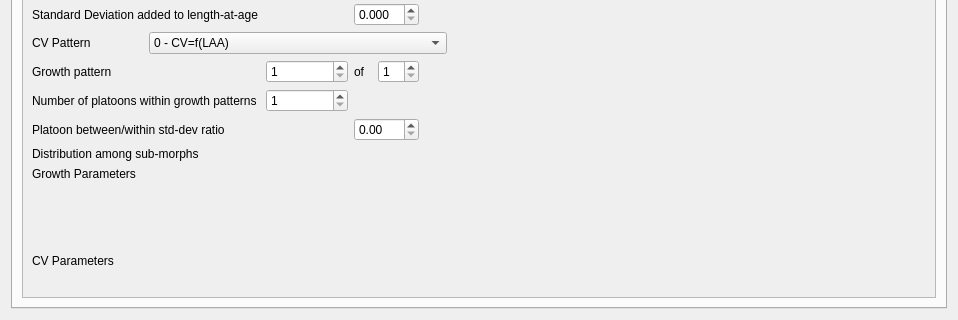
Old version of the form src/population_widget.ui in the repository nmfs-ost/ss3-ssi; both pictures show x 0 to 958 and y 260 to 580 of the 958 by 580 pixel window.
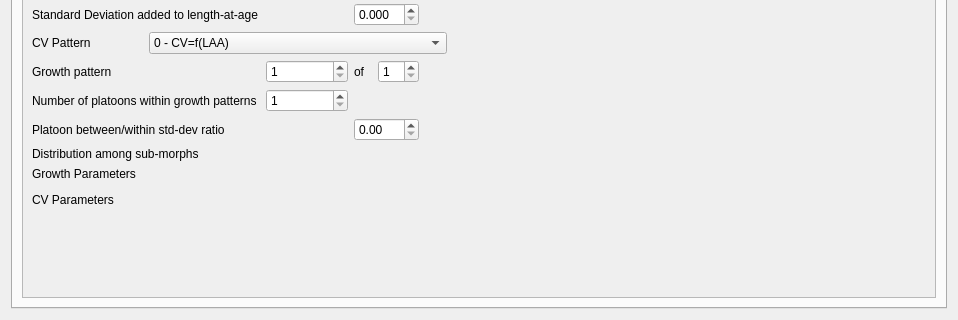
New version of the form. The open tabs and pages were chosen to show the change. Icons and pictures are not drawn.

Commit message:
Added setHeight to tableview.
setHeight(rows) and setHeight(tablemodel, deltarows) added

The edit to the form file:
```diff
--- a/src/population_widget.ui
+++ b/src/population_widget.ui
@@ -962,9 +962,9 @@
           <property name="geometry">
            <rect>
             <x>0</x>
-            <y>-33</y>
+            <y>-1</y>
             <width>885</width>
-            <height>465</height>
+            <height>433</height>
            </rect>
           </property>
           <layout class="QVBoxLayout" name="verticalLayout_16">
@@ -994,7 +994,7 @@
                </property>
               </widget>
              </item>
-             <item row="13" column="1" rowspan="4" colspan="8">
+             <item row="13" column="1" rowspan="2" colspan="8">
               <layout class="QVBoxLayout" name="verticalLayout_growth_params"/>
              </item>
              <item row="12" column="0" colspan="2">
@@ -1083,7 +1083,7 @@
                </item>
               </widget>
              </item>
-             <item row="16" column="0">
+             <item row="18" column="0">
               <spacer name="verticalSpacer">
                <property name="orientation">
                 <enum>Qt::Vertical</enum>
@@ -1096,13 +1096,6 @@
                </property>
               </spacer>
              </item>
-             <item row="14" column="0">
-              <widget class="QLabel" name="label_growth_params_spacer3">
-               <property name="text">
-                <string/>
-               </property>
-              </widget>
-             </item>
              <item row="9" column="2">
               <widget class="QSpinBox" name="spinBox_growth_pattern">
                <property name="minimum">
@@ -1244,7 +1237,7 @@
                </property>
               </widget>
              </item>
-             <item row="15" column="0">
+             <item row="17" column="0">
               <spacer name="verticalSpacer_6">
                <property name="orientation">
                 <enum>Qt::Vertical</enum>
@@ -1270,21 +1263,17 @@
                </property>
               </spacer>
              </item>
-             <item row="17" column="0">
+             <item row="15" column="0">
               <widget class="QLabel" name="label_cv_parameters">
                <property name="text">
                 <string>CV Parameters</string>
                </property>
-              </widget>
-             </item>
-             <item row="18" column="0">
-              <widget class="QLabel" name="label_cv_params_space">
-               <property name="text">
-                <string> </string>
+               <property name="alignment">
+                <set>Qt::AlignLeading|Qt::AlignLeft|Qt::AlignTop</set>
                </property>
               </widget>
              </item>
-             <item row="17" column="1" rowspan="2" colspan="8">
+             <item row="15" column="1" rowspan="2" colspan="8">
               <layout class="QVBoxLayout" name="verticalLayout_cv_parameters"/>
              </item>
             </layout>
```
Left out of the diff: 75 changed lines with no effect on the pictures. Lines whose indentation alone changed are shown as unchanged. The commit also changes 3 other files.
